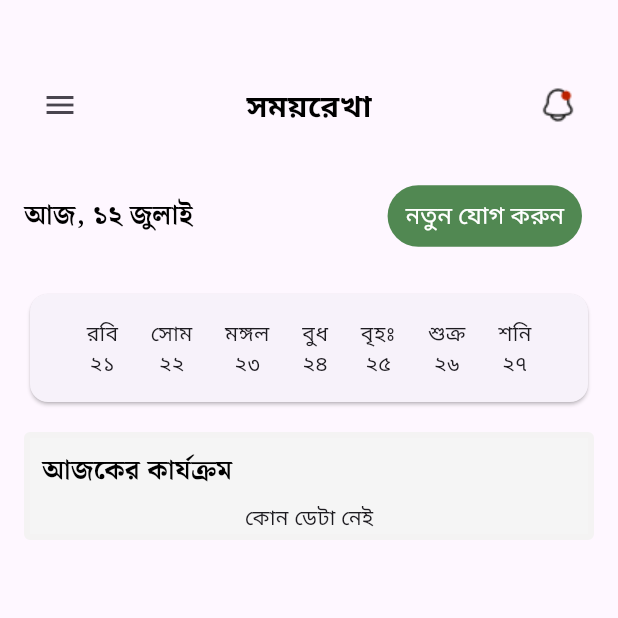
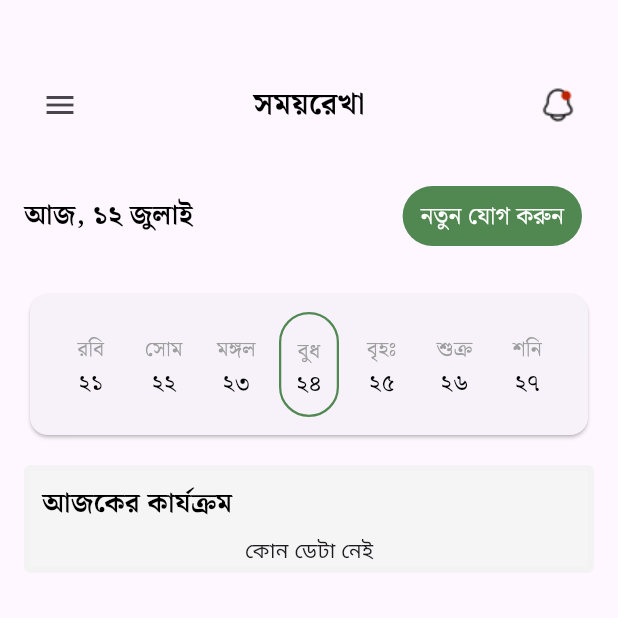
Before and after one commit to zihadsikder/softbd_task_app, a Flutter app: the TimeView screen opened by its route, on a phone screen of 412 x 824 dp, the top half of it. Run offline on Flutter 3.47's test engine with Material 3 defaults, Android fonts, the light colour scheme and no system bars; our stand-ins replace flutter_svg, get, google_fonts; network calls fail.

Commit message:
create onselected contailer in time screens daydate card

```diff
--- a/lib/app/core/config/app_text_style.dart
+++ b/lib/app/core/config/app_text_style.dart
@@ -5,7 +5,7 @@ class AppTextStyles {
 
   static TextStyle subHeadLineStyle(
       {Color color = Colors.grey, double fontSize = 14}) {
-    return TextStyle(
+    return GoogleFonts.notoSerifBengali(
       fontSize: fontSize,
       color: color,
       //letterSpacing: 1.7,
@@ -15,18 +15,17 @@ class AppTextStyles {
 
   static TextStyle normalStyle(
       {Color color = Colors.black, double fontSize = 16}) {
-    return TextStyle(
+    return GoogleFonts.notoSerifBengali(
       fontWeight: FontWeight.w500,
       fontSize: fontSize,
       color: color,
-      //letterSpacing: 1.7,
       height: 1.5,
     );
   }
 
   static TextStyle profileCardStyle(
       {Color color = Colors.black, double fontSize = 20}) {
-    return TextStyle(
+    return GoogleFonts.notoSerifBengali(
       fontWeight: FontWeight.bold,
       fontSize: fontSize,
       color: color,
@@ -35,7 +34,8 @@ class AppTextStyles {
     );
   }
 
-  static TextStyle headLineStyle({Color color = Colors.black}) {
+  static TextStyle headLineStyle(
+      {Color color = Colors.black}) {
     return GoogleFonts.notoSerifBengali(
       fontSize: 18,
       fontWeight: FontWeight.w600,
--- a/lib/app/modules/home/views/widgets/circular_Progress_Painter.dart
+++ b/lib/app/core/constants/circular_Progress_Painter.dart
@@ -1,13 +1,14 @@
 import 'package:flutter/material.dart';
 
-import '../../../../core/config/app_colors.dart';
+import '../config/app_colors.dart';
 
 class CircularProgressPainter extends CustomPainter {
   @override
   void paint(Canvas canvas, Size size) {
     Paint paint = Paint()
       ..shader = AppColors.appGradient.createShader(
-        Rect.fromCircle(center: Offset(size.width / 2, size.height / 2), radius: 50),
+        Rect.fromCircle(
+            center: Offset(size.width / 2, size.height / 2), radius: 50),
       )
       ..strokeWidth = 8.0
       ..style = PaintingStyle.stroke;
--- a/lib/app/core/widgets/profile_summary_card.dart
+++ b/lib/app/core/widgets/profile_summary_card.dart
@@ -10,7 +10,6 @@ class ProfileSummaryCard extends StatelessWidget {
   @override
   Widget build(BuildContext context) {
     return Column(
-
       children: [
         const SizedBox(height: 30,),
         Row(
--- a/lib/app/modules/home/views/home_view.dart
+++ b/lib/app/modules/home/views/home_view.dart
@@ -1,12 +1,9 @@
-import 'package:flutter/cupertino.dart';
-import 'package:flutter/material.dart';
 import 'package:flutter/material.dart';
 
 import 'package:get/get.dart';
-import 'package:softbd_task/app/core/config/app_colors.dart';
 import 'package:softbd_task/app/core/config/app_text_style.dart';
 import 'package:softbd_task/app/core/constants/app_assets.dart';
-import 'package:softbd_task/app/modules/home/views/widgets/circular_Progress_Painter.dart';
+import 'package:softbd_task/app/core/constants/circular_Progress_Painter.dart';
 import 'package:softbd_task/app/modules/home/views/widgets/date_container.dart';
 import 'package:softbd_task/app/modules/home/views/widgets/menu_card.dart';
 
@@ -93,7 +90,7 @@ class HomeView extends GetView<HomeController> {
                   child: Align(
                     alignment: Alignment.bottomLeft,
                     child: CustomPaint(
-                      size: Size(108, 108),
+                      size: const Size(108, 108),
                       painter: CircularProgressPainter(),
                     ),
                   ),
@@ -194,8 +191,6 @@ class HomeView extends GetView<HomeController> {
     );
   }
 
-
-
   Card get profileCard {
     return Card(
       child: Padding(
@@ -222,8 +217,12 @@ class HomeView extends GetView<HomeController> {
                 ),
                 Row(
                   children: [
-                    Image.asset(AppAssets.map,),
-                    const SizedBox(width: 4.0,),
+                    Image.asset(
+                      AppAssets.map,
+                    ),
+                    const SizedBox(
+                      width: 4.0,
+                    ),
                     Text(
                       'ঢাকা',
                       style: AppTextStyles.subHeadLineStyle(),
--- a/lib/app/modules/time/controllers/time_controller.dart
+++ b/lib/app/modules/time/controllers/time_controller.dart
@@ -6,11 +6,16 @@ import 'package:softbd_task/app/data/repositories/paragraph_repository.dart';
 class TimeController extends GetxController {
   final isLoading = false.obs;
   final paragraphList = ParagraphRes().obs;
+  final selectedDay = 0.obs;
 
   @override
   void onInit() {
     super.onInit();
     getParagraph();
+  }
+
+  void selectDay(int index) {
+    selectedDay.value = index;
   }
 
   Future<void> getParagraph() async {
--- a/lib/app/modules/time/views/time_view.dart
+++ b/lib/app/modules/time/views/time_view.dart
@@ -119,19 +119,19 @@ class TimeView extends GetView<TimeController> {
   }
 
   Card buildCard() {
-    return const Card(
+    return Card(
       child: Padding(
-        padding: EdgeInsets.all(16.0),
+        padding: const EdgeInsets.all(12.0),
         child: Row(
           mainAxisAlignment: MainAxisAlignment.spaceEvenly,
           children: [
-            DayDate(day: 'রবি', date: '২১'),
-            DayDate(day: 'সোম', date: '২২'),
-            DayDate(day: 'মঙ্গল', date: '২৩'),
-            DayDate(day: 'বুধ', date: '২৪'),
-            DayDate(day: 'বৃহঃ', date: '২৫'),
-            DayDate(day: 'শুক্র', date: '২৬'),
-            DayDate(day: 'শনি', date: '২৭'),
+            DayDate(index : 1, day: 'রবি', date: '২১'),
+            DayDate(index : 2, day: 'সোম', date: '২২'),
+            DayDate(index : 3, day: 'মঙ্গল', date: '২৩'),
+            DayDate(index : 0, day: 'বুধ', date: '২৪'),
+            DayDate(index : 4, day: 'বৃহঃ', date: '২৫'),
+            DayDate(index : 5, day: 'শুক্র', date: '২৬'),
+            DayDate(index : 6, day: 'শনি', date: '২৭'),
           ],
         ),
       ),
--- a/lib/app/modules/time/views/widgets/day_date.dart
+++ b/lib/app/modules/time/views/widgets/day_date.dart
@@ -1,22 +1,49 @@
 import 'package:flutter/material.dart';
+import 'package:get/get.dart';
+import 'package:softbd_task/app/core/config/app_colors.dart';
+import 'package:softbd_task/app/core/config/app_text_style.dart';
+import 'package:softbd_task/app/modules/time/controllers/time_controller.dart';
 
 class DayDate extends StatelessWidget {
-  const DayDate({
+  DayDate({
     super.key,
     required this.day,
-    required this.date,
+    required this.date, required this.index,
   });
 
   final String day;
   final String date;
+  final int index;
+
+  final TimeController controller = Get.put(TimeController());
 
   @override
   Widget build(BuildContext context) {
-    return Column(
-      children: [
-        Text(day),
-        Text(date),
-      ],
-    );
+    return Obx(() {
+      bool isSelected = controller.selectedDay.value == index;
+      return GestureDetector(
+        onTap: () {
+          controller.selectDay(index);
+        },
+        child: Container(
+          width: 40,
+          height: 70,
+          decoration: BoxDecoration(
+            borderRadius: const BorderRadius.all(Radius.circular(36)),
+            border: Border.all(
+              width: isSelected ? 1.5 : 0.5,
+              color: isSelected ? AppColors.buttonColor : Colors.transparent,
+            ),
+          ),
+          child: Column(
+            children: [
+              const SizedBox(height: 14),
+              Text(day, style: AppTextStyles.subHeadLineStyle()),
+              Text(date, style: AppTextStyles.normalStyle()),
+            ],
+          ),
+        ),
+      );
+    });
   }
 }
--- a/lib/app/modules/time/views/widgets/text_field_widgets.dart
+++ b/lib/app/modules/time/views/widgets/text_field_widgets.dart
@@ -45,13 +45,11 @@ class TestFieldWidget extends StatelessWidget {
           maxLength: maxLength,
           maxLines: maxLines,
           decoration: InputDecoration(
-            fillColor: Colors.red,
-            focusColor: Colors.red,
 
             //hintText: hintText,
             label: Row(
               children: [
-                Icon(icon),
+                Icon(icon,color: AppColors.hintTextColor,),
                 const SizedBox(width: 8),
                 Text(
                   hintText,
```
Also changed, not shown: lib/app/core/config/app_colors.dart (+2 -8 lines).
